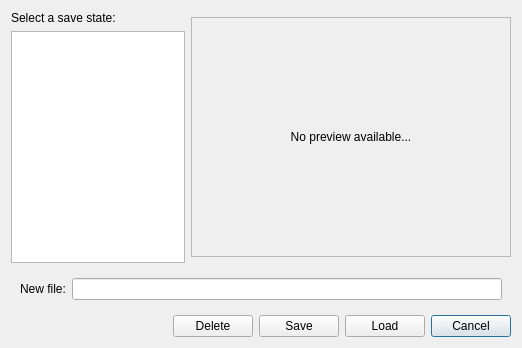
Old version of the form res/savestatemanager.ui in the repository openMSX/catapult.
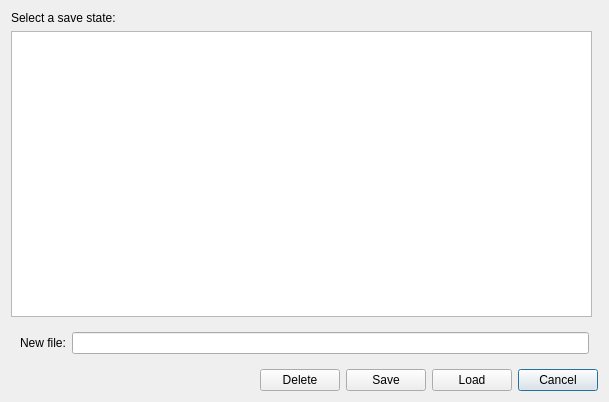
New version of the form.

Commit message: Scale save state preview image dynamically using custom widget

The edit to the form file:
```diff
--- a/res/savestatemanager.ui
+++ b/res/savestatemanager.ui
@@ -5,8 +5,8 @@
    <rect>
     <x>0</x>
     <y>0</y>
-    <width>522</width>
-    <height>348</height>
+    <width>609</width>
+    <height>402</height>
    </rect>
   </property>
   <property name="windowTitle" >
@@ -14,8 +14,6 @@
   </property>
   <layout class="QGridLayout" name="gridLayout" >
    <item row="0" column="0" >
-    <layout class="QHBoxLayout" name="horizontalLayout_3" >
-     <item>
       <layout class="QVBoxLayout" name="verticalLayout" >
        <item>
         <widget class="QLabel" name="label_2" >
@@ -26,6 +24,12 @@
        </item>
        <item>
         <widget class="QListWidget" name="saveStateListWidget" >
+       <property name="sizePolicy" >
+        <sizepolicy vsizetype="Expanding" hsizetype="Expanding" >
+         <horstretch>0</horstretch>
+         <verstretch>0</verstretch>
+        </sizepolicy>
+       </property>
          <property name="toolTip" >
           <string>Save state files</string>
          </property>
@@ -42,49 +46,7 @@
        </item>
       </layout>
      </item>
-     <item>
-      <widget class="QLabel" name="previewLabel" >
-       <property name="sizePolicy" >
-        <sizepolicy vsizetype="Fixed" hsizetype="Fixed" >
-         <horstretch>0</horstretch>
-         <verstretch>0</verstretch>
-        </sizepolicy>
-       </property>
-       <property name="minimumSize" >
-        <size>
-         <width>320</width>
-         <height>240</height>
-        </size>
-       </property>
-       <property name="maximumSize" >
-        <size>
-         <width>320</width>
-         <height>240</height>
-        </size>
-       </property>
-       <property name="toolTip" >
-        <string>Preview of selected save state file</string>
-       </property>
-       <property name="autoFillBackground" >
-        <bool>true</bool>
-       </property>
-       <property name="frameShape" >
-        <enum>QFrame::StyledPanel</enum>
-       </property>
-       <property name="text" >
-        <string>No preview available...</string>
-       </property>
-       <property name="scaledContents" >
-        <bool>true</bool>
-       </property>
-       <property name="alignment" >
-        <set>Qt::AlignCenter</set>
-       </property>
-      </widget>
-     </item>
-    </layout>
-   </item>
-   <item row="1" column="0" >
+   <item row="1" column="0" colspan="2" >
     <widget class="QWidget" native="1" name="newFileWidget" >
      <layout class="QHBoxLayout" name="horizontalLayout_2" >
       <item>
@@ -104,7 +66,7 @@
      </layout>
     </widget>
    </item>
-   <item row="2" column="0" >
+   <item row="2" column="0" colspan="2" >
     <layout class="QHBoxLayout" name="horizontalLayout" >
      <item>
       <spacer name="horizontalSpacer" >
```
Lines whose indentation alone changed are shown as unchanged. The commit also changes 2 other files.
